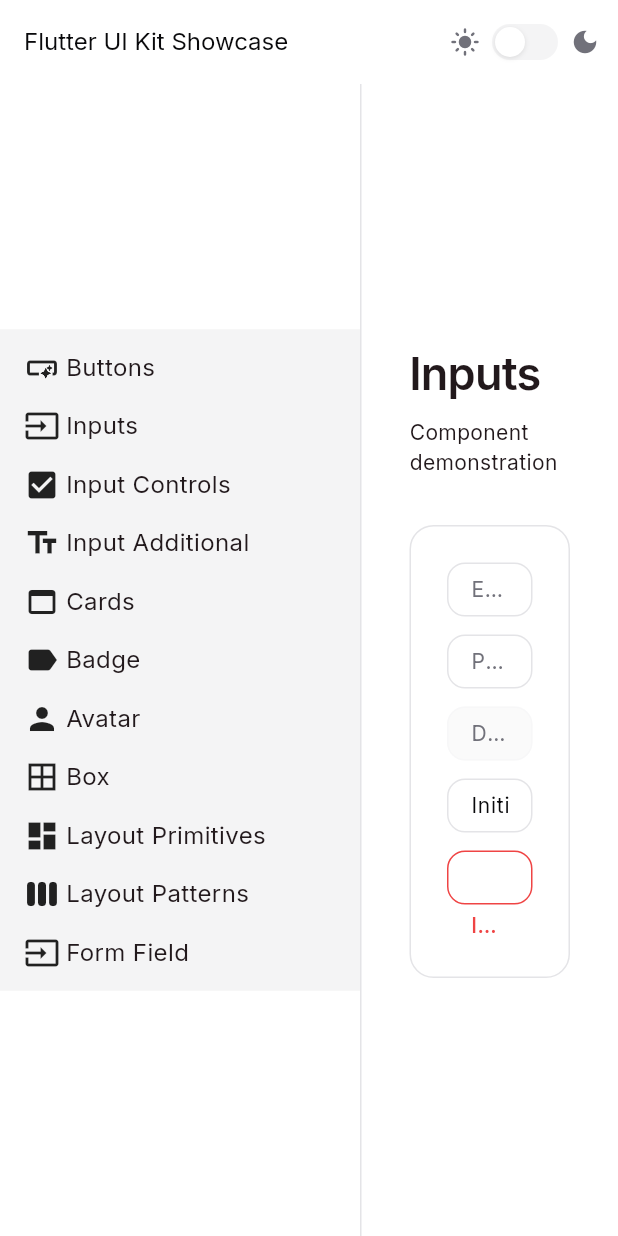
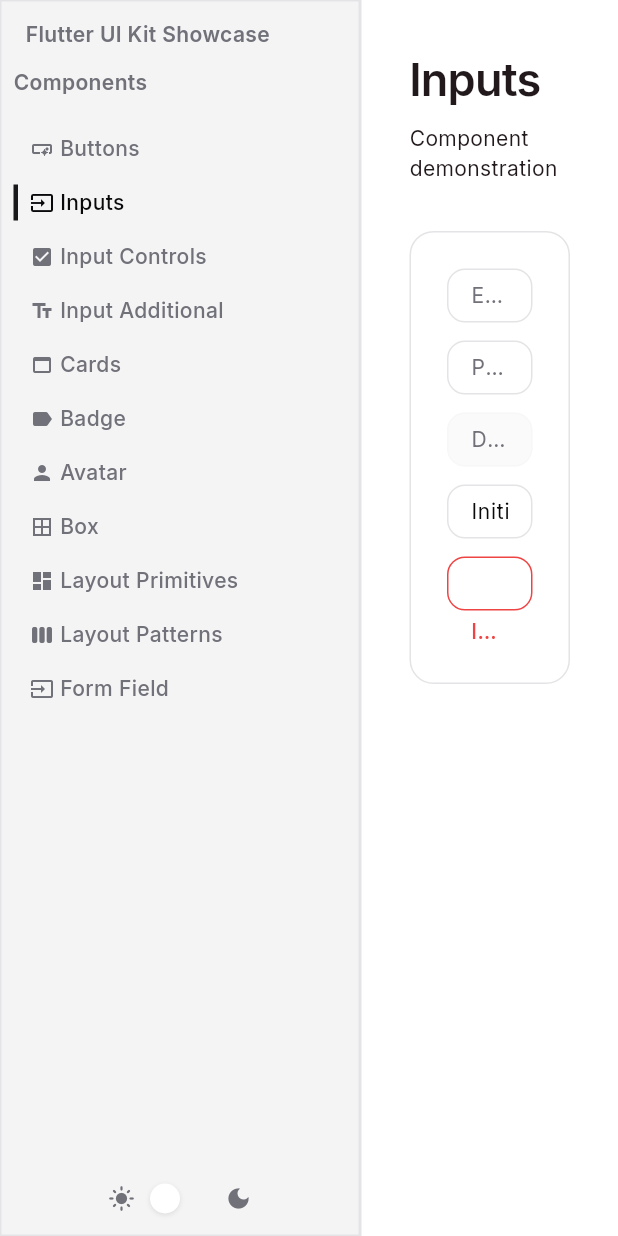
Before and after one commit to NastMz/flutter-ui-kit, a Flutter app: the screen it shows after launch, after a tap on "Inputs", on a phone screen of 412 x 824 dp. Run offline on Flutter 3.47's test engine with Material 3 defaults, Android fonts, the phone set to English and light mode, and no system bars; our stand-ins replace google_fonts.

Commit message:
feat: enhance UiSidebar and UiClickable with section support and improved button functionality

```diff
--- a/apps/showcase/lib/main.dart
+++ b/apps/showcase/lib/main.dart
@@ -79,6 +79,8 @@ class ShowcaseHome extends StatefulWidget {
 class _ShowcaseHomeState extends State<ShowcaseHome> {
   int _selectedIndex = 0;
 
+  String get _selectedValue => _demos[_selectedIndex].label;
+
   final List<({String label, IconData icon, Widget demo})> _demos = [
     (label: 'Buttons', icon: Icons.smart_button, demo: const ButtonDemo()),
     (label: 'Inputs', icon: Icons.input, demo: const InputDemo()),
@@ -113,16 +115,63 @@ class _ShowcaseHomeState extends State<ShowcaseHome> {
   Widget build(BuildContext context) {
     final ui = UiTheme.of(context);
 
+    // Theme toggle control (used in sidebar footer)
+    final themeToggle = UiInset(
+      horizontal: UiSpacing.sm,
+      vertical: UiSpacing.xs,
+      child: HStack(
+        gap: UiSpacing.sm,
+        crossAxisAlignment: CrossAxisAlignment.center,
+        mainAxisAlignment: MainAxisAlignment.center,
+        children: [
+          Icon(Icons.light_mode, size: 18, color: ui.colors.mutedForeground),
+          UiSwitch(
+            value: widget.isDarkMode,
+            onChanged: (_) => widget.onToggleTheme(),
+          ),
+          Icon(Icons.dark_mode, size: 18, color: ui.colors.mutedForeground),
+        ],
+      ),
+    );
+
     // Navigation sidebar using UiSidebar
     final sidebar = UiSidebar(
-      items: _demos
-          .map((d) => UiSidebarItem(label: d.label, icon: Icon(d.icon)))
-          .toList(),
-      selectedIndex: _selectedIndex,
+      sections: [
+        UiSidebarSection(
+          label: 'Components',
+          items: _demos
+              .map(
+                (d) => UiSidebarItem(
+                  label: d.label,
+                  value: d.label,
+                  icon: Icon(d.icon),
+                ),
+              )
+              .toList(),
+        ),
+      ],
+      selectedIndex: _selectedIndex, // legacy fallback
       onSelected: (index) => setState(() => _selectedIndex = index),
+      selectedValue: _selectedValue,
+      onSelectedValue: (value) {
+        final idx = _demos.indexWhere((d) => d.label == value);
+        if (idx != -1) setState(() => _selectedIndex = idx);
+      },
+      header: UiInset(
+        horizontal: UiSpacing.sm,
+        vertical: UiSpacing.xs,
+        child: UiText.p(
+          'Flutter UI Kit Showcase',
+          style: ui.typography.textSm.copyWith(
+            color: ui.colors.mutedForeground,
+            fontWeight: FontWeight.w600,
+          ),
+        ),
+      ),
+      footer: themeToggle,
     );
 
-    // Main content area using UiScrollArea (no native Center/ConstrainedBox)
+    // Main content area using UiScrollArea
     final mainContent = Expanded(
       child: UiScrollArea(
         axis: Axis.vertical,
@@ -152,29 +201,10 @@ class _ShowcaseHomeState extends State<ShowcaseHome> {
       ),
     );
 
-    // AppBar with theme toggle
-    final appBarContent = HStack(
-      gap: UiSpacing.sm,
-      crossAxisAlignment: CrossAxisAlignment.center,
-      children: [
-        Icon(Icons.light_mode, size: 20, color: ui.colors.mutedForeground),
-        UiSwitch(
-          value: widget.isDarkMode,
-          onChanged: (_) => widget.onToggleTheme(),
-        ),
-        Icon(Icons.dark_mode, size: 20, color: ui.colors.mutedForeground),
-      ],
-    );
-
     return Scaffold(
       backgroundColor: ui.colors.background,
-      appBar: AppBar(
-        backgroundColor: ui.colors.background,
-        elevation: 0,
-        title: const UiText.p('Flutter UI Kit Showcase'),
-        actions: [UiInset(horizontal: UiSpacing.md, child: appBarContent)],
-      ),
       body: Row(
+        crossAxisAlignment: CrossAxisAlignment.stretch,
         children: [
           sidebar,
           UiSeparator(direction: UiSeparatorDirection.vertical),
--- a/packages/components/lib/navigation/ui_sidebar.dart
+++ b/packages/components/lib/navigation/ui_sidebar.dart
@@ -6,50 +6,178 @@ import 'package:components/utils/ui_extensions.dart';
 /// UiSidebar
 /// A vertical navigation sidebar with token-based styling.
 class UiSidebar extends StatelessWidget {
+  /// Flat list of items (legacy API). Prefer [sections] + [selectedValue].
   final List<UiSidebarItem> items;
+
+  /// Sections with labels (shadcn-like API). If provided, [selectedValue]
+  /// and [onSelectedValue] should be used.
+  final List<UiSidebarSection>? sections;
+
+  /// Selected index for legacy API.
   final int selectedIndex;
+
+  /// Callback for legacy selection.
   final ValueChanged<int>? onSelected;
+
+  /// Selected value key (recommended API).
+  final String? selectedValue;
+
+  /// Callback when selection changes by value.
+  final ValueChanged<String>? onSelectedValue;
+
+  /// Optional header widget (e.g., app name / logo).
+  final Widget? header;
+
+  /// Optional footer widget (e.g., user profile or actions).
+  final Widget? footer;
+
+  /// Sidebar width.
   final double? width;
 
   const UiSidebar({
     super.key,
-    required this.items,
-    required this.selectedIndex,
+    this.items = const [],
+    this.selectedIndex = 0,
     this.onSelected,
     this.width,
+    this.sections,
+    this.selectedValue,
+    this.onSelectedValue,
+    this.header,
+    this.footer,
   });
 
   @override
   Widget build(BuildContext context) {
     final ui = UiTheme.of(context);
+    final hasSections = sections != null && sections!.isNotEmpty;
     return UiBox(
       width: width ?? 240,
+      height: double.infinity,
       backgroundColor: ui.colors.muted,
+      borderColor: ui.colors.border,
+      borderWidth: 1,
       child: UiInset(
         all: UiSpacing.sm,
+        child: Column(
+          crossAxisAlignment: CrossAxisAlignment.stretch,
+          children: [
+            if (header != null) ...[header!, UiGap(UiSpacing.sm)],
+            Expanded(
               child: UiScrollArea(
                 axis: Axis.vertical,
                 padding: EdgeInsets.zero,
                 child: VStack(
-            gap: UiSpacing.xs,
-            children: [
-              for (var i = 0; i < items.length; i++) _buildItem(context, i),
+                  crossAxisAlignment: CrossAxisAlignment.stretch,
+                  gap: UiSpacing.sm,
+                  children: hasSections
+                      ? _buildSectioned(context)
+                      : _buildFlat(context),
+                ),
+              ),
+            ),
+            if (footer != null) ...[UiGap(UiSpacing.sm), footer!],
           ],
-          ),
         ),
       ),
     );
   }
 
-  Widget _buildItem(BuildContext context, int i) {
+  List<Widget> _buildFlat(BuildContext context) {
     final ui = UiTheme.of(context);
-    final selected = i == selectedIndex;
-    final item = items[i];
-    return UiBox(
+    return [
+      for (var i = 0; i < items.length; i++)
+        _buildItem(
+          context,
+          item: items[i],
+          selected: selectedValue != null
+              ? items[i].value == selectedValue
+              : i == selectedIndex,
+          onTap: () {
+            if (onSelectedValue != null && items[i].value != null) {
+              onSelectedValue!(items[i].value!);
+            } else {
+              onSelected?.call(i);
+            }
+          },
+          ui: ui,
+        ),
+    ];
+  }
+
+  List<Widget> _buildSectioned(BuildContext context) {
+    final ui = UiTheme.of(context);
+    final widgets = <Widget>[];
+    for (var index = 0; index < sections!.length; index++) {
+      final section = sections![index];
+      final isLast = index == sections!.length - 1;
+      if (section.label != null) {
+        widgets.add(
+          UiText.small(
+            section.label!,
+            style: ui.typography.textSm.copyWith(
+              fontWeight: FontWeight.w600,
+              color: ui.colors.mutedForeground,
+            ),
+          ),
+        );
+      }
+      widgets.addAll([
+        UiGap(UiSpacing.xs),
+        ...section.items.map((item) {
+          final isSelected = selectedValue != null
+              ? item.value == selectedValue
+              : false;
+          return _buildItem(
+            context,
+            item: item,
+            selected: isSelected,
+            onTap: () {
+              if (onSelectedValue != null && item.value != null) {
+                onSelectedValue!(item.value!);
+              }
+            },
+            ui: ui,
+          );
+        }),
+        if (!isLast) UiGap(UiSpacing.sm),
+      ]);
+    }
+    return widgets;
+  }
+
+  Widget _buildItem(
+    BuildContext context, {
+    required UiSidebarItem item,
+    required bool selected,
+    required VoidCallback onTap,
+    required UiThemeData ui,
+  }) {
+    final bgColor = selected ? ui.colors.accent : null;
+    final textColor = selected
+        ? ui.colors.foreground
+        : ui.colors.mutedForeground;
+    final iconColor = textColor;
+    final hoverColor = selected
+        ? ui.colors.accent
+        : ui.colors.accent.withValues(alpha: 0.15);
+
+    final content = IconTheme(
+      data: IconThemeData(color: iconColor, size: 16),
+      child: HStack(
+        crossAxisAlignment: CrossAxisAlignment.center,
+        children: [
+          // Left selected indicator
+          UiBox(
+            width: 3,
+            height: 24,
             backgroundColor: selected
-          ? ui.colors.secondary.withValues(alpha: 0.2)
-          : null,
-      borderRadius: ui.radius.sm,
+                ? ui.colors.primary
+                : ui.colors.background.withValues(alpha: 0),
+            child: const SizedBox.shrink(),
+          ),
+          // Content with padding
+          Expanded(
             child: UiInset(
               horizontal: UiSpacing.sm,
               vertical: UiSpacing.xs,
@@ -58,19 +186,48 @@ class UiSidebar extends StatelessWidget {
                 crossAxisAlignment: CrossAxisAlignment.center,
                 children: [
                   if (item.icon != null) item.icon!,
-            Expanded(child: UiText.p(item.label)),
+                  Expanded(
+                    child: UiText.small(
+                      item.label,
+                      style: TextStyle(color: textColor),
+                    ),
+                  ),
                   if (item.trailing != null) item.trailing!,
                 ],
               ),
             ),
-    ).asButton(onPressed: () => onSelected?.call(i));
+          ),
+        ],
+      ),
+    );
+
+    return UiBox(
+      backgroundColor: bgColor,
+      borderRadius: ui.radius.sm,
+      child: content,
+    ).asButton(
+      onPressed: onTap,
+      borderRadius: BorderRadius.circular(ui.radius.sm),
+      hoverColor: hoverColor,
+      splashColor: hoverColor,
+    );
   }
 }
 
 class UiSidebarItem {
   final String label;
+
+  /// Optional value key used for selection callbacks.
+  final String? value;
   final Widget? icon;
   final Widget? trailing;
 
-  UiSidebarItem({required this.label, this.icon, this.trailing});
+  UiSidebarItem({required this.label, this.value, this.icon, this.trailing});
 }
+
+class UiSidebarSection {
+  final String? label;
+  final List<UiSidebarItem> items;
+
+  UiSidebarSection({this.label, required this.items});
+}
--- a/packages/components/lib/utils/ui_extensions.dart
+++ b/packages/components/lib/utils/ui_extensions.dart
@@ -1,7 +1,21 @@
 import 'package:flutter/material.dart';
 
 extension UiClickable on Widget {
-  Widget asButton({required VoidCallback onPressed}) {
-    return InkWell(onTap: onPressed, child: this);
+  Widget asButton({
+    required VoidCallback onPressed,
+    BorderRadius? borderRadius,
+    Color? hoverColor,
+    Color? splashColor,
+  }) {
+    return Material(
+      type: MaterialType.transparency,
+      child: InkWell(
+        onTap: onPressed,
+        hoverColor: hoverColor,
+        splashColor: splashColor,
+        borderRadius: borderRadius,
+        child: this,
+      ),
+    );
   }
 }
```
Lines whose indentation alone changed are shown as unchanged.
